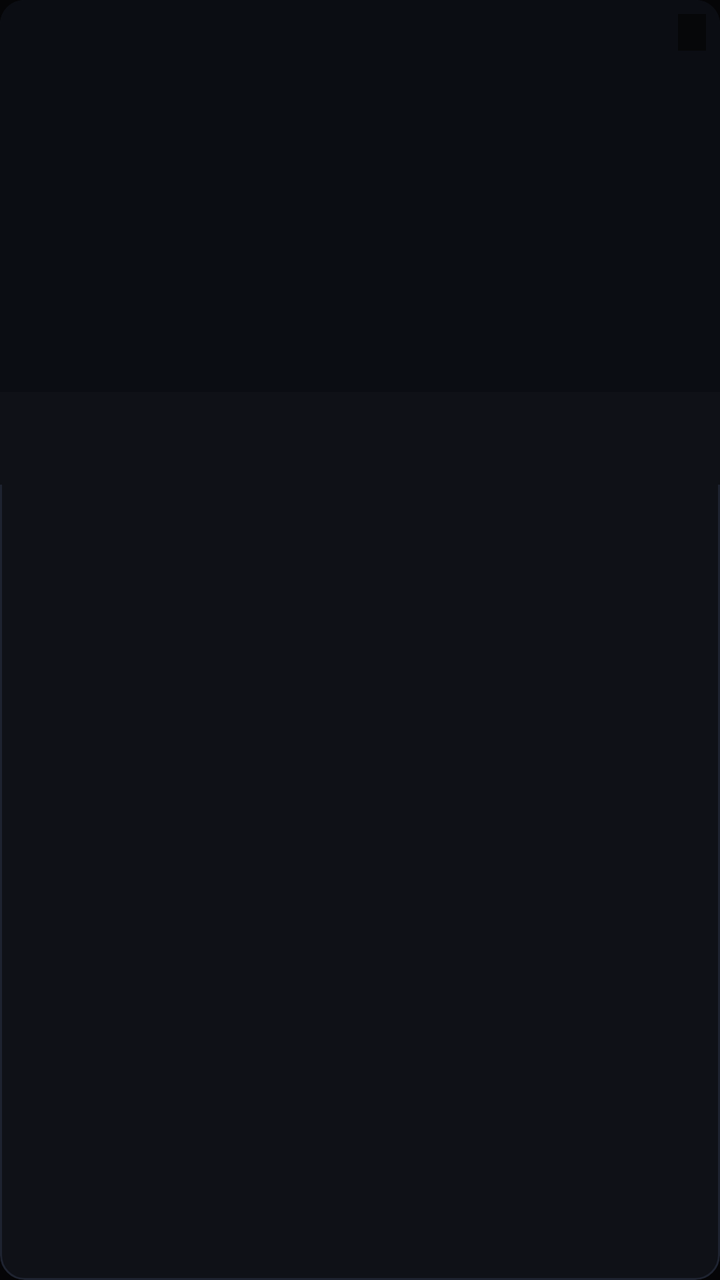
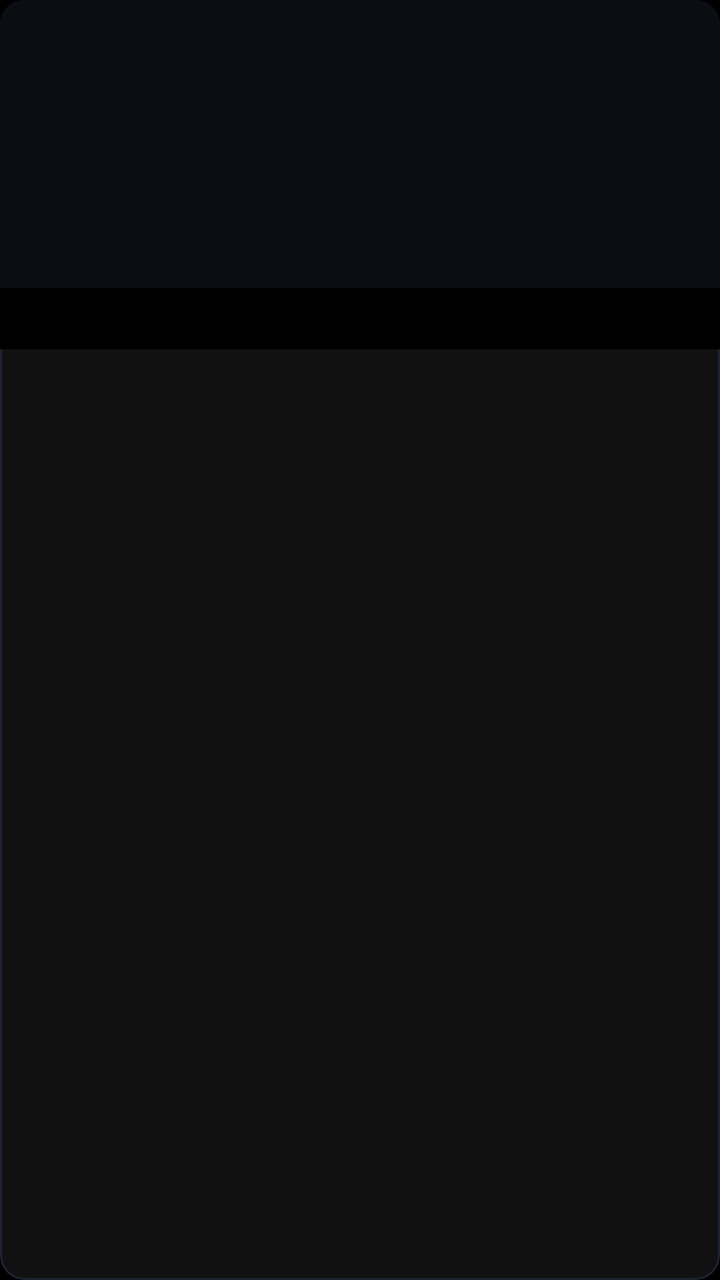

The first picture is an Android layout as it rendered before a commit; the second is the same layout after the commit. The layout source and the unified diff follow.
<!-- AndroidManifest.xml: application theme Theme.StreamFlix -->
<!-- res/layout/item_catalog_card.xml -->
<?xml version="1.0" encoding="utf-8"?>
<FrameLayout xmlns:android="http://schemas.android.com/apk/res/android"
    android:layout_width="match_parent"
    android:layout_height="wrap_content"
    android:layout_margin="7dp"
    android:focusable="true"
    android:clickable="true"
    android:background="@drawable/selector_poster_card"
    android:clipToOutline="true">

    <LinearLayout
        android:layout_width="match_parent"
        android:layout_height="wrap_content"
        android:orientation="vertical">

        <FrameLayout
            android:layout_width="match_parent"
            android:layout_height="196dp"
            android:background="#0B0D13">

            <ImageView
                android:id="@+id/cardPoster"
                android:layout_width="match_parent"
                android:layout_height="match_parent"
                android:scaleType="centerCrop"
                android:contentDescription="Poster" />

            <TextView
                android:id="@+id/cardPosterFallback"
                android:layout_width="wrap_content"
                android:layout_height="wrap_content"
                android:layout_gravity="center"
                android:textColor="#475569"
                android:textSize="12sp"
                android:textStyle="bold"
                android:visibility="gone" />

            <TextView
                android:id="@+id/cardRatingBadge"
                android:layout_width="wrap_content"
                android:layout_height="wrap_content"
                android:layout_gravity="top|end"
                android:layout_margin="7dp"
                android:paddingStart="7dp"
                android:paddingEnd="7dp"
                android:paddingTop="2.5dp"
                android:paddingBottom="2.5dp"
                android:background="#CC050507"
                android:textColor="#FBBF24"
                android:textSize="9.5sp"
                android:textStyle="bold" />
        </FrameLayout>

        <LinearLayout
            android:layout_width="match_parent"
            android:layout_height="wrap_content"
            android:orientation="vertical"
            android:background="#0F1117"
            android:paddingStart="9dp"
            android:paddingEnd="9dp"
            android:paddingTop="7dp"
            android:paddingBottom="8dp">

            <TextView
                android:id="@+id/cardTitle"
                android:layout_width="match_parent"
                android:layout_height="wrap_content"
                android:textColor="#F8FAFC"
                android:textSize="11.5sp"
                android:textStyle="bold"
                android:maxLines="1"
                android:ellipsize="end" />

            <LinearLayout
                android:layout_width="match_parent"
                android:layout_height="wrap_content"
                android:orientation="horizontal"
                android:layout_marginTop="2dp">

                <TextView
                    android:id="@+id/cardYear"
                    android:layout_width="0dp"
                    android:layout_height="wrap_content"
                    android:layout_weight="1"
                    android:textColor="#8E96A4"
                    android:textSize="10sp"
                    android:maxLines="1" />

                <TextView
                    android:id="@+id/cardType"
                    android:layout_width="wrap_content"
                    android:layout_height="wrap_content"
                    android:textColor="#CBD5E1"
                    android:textSize="9.5sp"
                    android:textStyle="bold" />
            </LinearLayout>
        </LinearLayout>
    </LinearLayout>
</FrameLayout>
<!-- resources referenced by this layout -->
<resources>
  <!-- drawable selector_poster_card (drawable) -->
  <?xml version="1.0" encoding="utf-8"?>
  <selector xmlns:android="http://schemas.android.com/apk/res/android">
      <item android:state_focused="true">
          <shape android:shape="rectangle">
              <solid android:color="#181C26" />
              <stroke android:width="2.5dp" android:color="#FFFFFF" />
              <corners android:radius="12dp" />
          </shape>
      </item>
      <item>
          <shape android:shape="rectangle">
              <solid android:color="#0F1117" />
              <stroke android:width="1dp" android:color="#1E2330" />
              <corners android:radius="12dp" />
          </shape>
      </item>
  </selector>
  <style name="Theme.StreamFlix" parent="@android:style/Theme.NoTitleBar.Fullscreen">
          <item name="android:windowBackground">@color/obsidian_bg</item>
          <item name="android:colorBackground">@color/obsidian_bg</item>
          <item name="android:textColor">@color/text_primary</item>
      </style>
  <color name="obsidian_bg">#050507</color>
  <color name="text_primary">#F8FAFC</color>
</resources>

<!-- the commit's change to res/layout/item_catalog_card.xml (unified diff, before → after) -->
@@ -1,99 +1,17 @@
-<?xml version="1.0" encoding="utf-8"?>
-<FrameLayout xmlns:android="http://schemas.android.com/apk/res/android"
-    android:layout_width="match_parent"
-    android:layout_height="wrap_content"
-    android:layout_margin="7dp"
-    android:focusable="true"
-    android:clickable="true"
-    android:background="@drawable/selector_poster_card"
-    android:clipToOutline="true">
-
-    <LinearLayout
-        android:layout_width="match_parent"
-        android:layout_height="wrap_content"
-        android:orientation="vertical">
-
-        <FrameLayout
-            android:layout_width="match_parent"
-            android:layout_height="196dp"
-            android:background="#0B0D13">
-
-            <ImageView
-                android:id="@+id/cardPoster"
-                android:layout_width="match_parent"
-                android:layout_height="match_parent"
-                android:scaleType="centerCrop"
-                android:contentDescription="Poster" />
-
-            <TextView
-                android:id="@+id/cardPosterFallback"
-                android:layout_width="wrap_content"
-                android:layout_height="wrap_content"
-                android:layout_gravity="center"
-                android:textColor="#475569"
-                android:textSize="12sp"
-                android:textStyle="bold"
-                android:visibility="gone" />
-
-            <TextView
-                android:id="@+id/cardRatingBadge"
-                android:layout_width="wrap_content"
-                android:layout_height="wrap_content"
-                android:layout_gravity="top|end"
-                android:layout_margin="7dp"
-                android:paddingStart="7dp"
-                android:paddingEnd="7dp"
-                android:paddingTop="2.5dp"
-                android:paddingBottom="2.5dp"
-                android:background="#CC050507"
-                android:textColor="#FBBF24"
-                android:textSize="9.5sp"
-                android:textStyle="bold" />
-        </FrameLayout>
-
-        <LinearLayout
-            android:layout_width="match_parent"
-            android:layout_height="wrap_content"
-            android:orientation="vertical"
-            android:background="#0F1117"
-            android:paddingStart="9dp"
-            android:paddingEnd="9dp"
-            android:paddingTop="7dp"
-            android:paddingBottom="8dp">
-
-            <TextView
-                android:id="@+id/cardTitle"
-                android:layout_width="match_parent"
-                android:layout_height="wrap_content"
-                android:textColor="#F8FAFC"
-                android:textSize="11.5sp"
-                android:textStyle="bold"
-                android:maxLines="1"
-                android:ellipsize="end" />
-
-            <LinearLayout
-                android:layout_width="match_parent"
-                android:layout_height="wrap_content"
-                android:orientation="horizontal"
-                android:layout_marginTop="2dp">
-
-                <TextView
-                    android:id="@+id/cardYear"
-                    android:layout_width="0dp"
-                    android:layout_height="wrap_content"
-                    android:layout_weight="1"
-                    android:textColor="#8E96A4"
-                    android:textSize="10sp"
-                    android:maxLines="1" />
-
-                <TextView
-                    android:id="@+id/cardType"
-                    android:layout_width="wrap_content"
-                    android:layout_height="wrap_content"
-                    android:textColor="#CBD5E1"
-                    android:textSize="9.5sp"
-                    android:textStyle="bold" />
-            </LinearLayout>
-        </LinearLayout>
+<?xml version='1.0' encoding='utf-8'?>
+<FrameLayout xmlns:android="http://schemas.android.com/apk/res/android" android:layout_width="match_parent" android:layout_height="wrap_content" android:layout_margin="7dp" android:focusable="true" android:clickable="true" android:background="@drawable/selector_poster_card" android:clipToOutline="true">
+  <LinearLayout android:layout_width="match_parent" android:layout_height="wrap_content" android:orientation="vertical">
+    <FrameLayout android:layout_width="match_parent" android:layout_height="144dp" android:background="#0B0D13">
+      <ImageView android:id="@+id/cardPoster" android:layout_width="match_parent" android:layout_height="match_parent" android:scaleType="centerCrop" android:contentDescription="Poster" />
+      <TextView android:id="@+id/cardPosterFallback" android:layout_width="wrap_content" android:layout_height="wrap_content" android:layout_gravity="center" android:textColor="#475569" android:textSize="10sp" android:textStyle="normal" android:visibility="gone" />
+      <TextView android:id="@+id/cardRatingBadge" android:layout_width="wrap_content" android:layout_height="wrap_content" android:layout_gravity="top|end" android:layout_margin="7dp" android:paddingStart="7dp" android:paddingEnd="7dp" android:paddingTop="2.5dp" android:paddingBottom="2.5dp" android:background="#CC050507" android:textColor="#DDDDDD" android:textSize="10sp" android:textStyle="normal" android:visibility="gone" />
+    </FrameLayout>
+    <LinearLayout android:layout_width="match_parent" android:layout_height="wrap_content" android:orientation="vertical" android:background="#000000" android:paddingStart="9dp" android:paddingEnd="9dp" android:paddingTop="7dp" android:paddingBottom="8dp">
+      <TextView android:id="@+id/cardTitle" android:layout_width="match_parent" android:layout_height="wrap_content" android:textColor="#F8FAFC" android:textSize="10sp" android:textStyle="normal" android:maxLines="1" android:ellipsize="end" />
+      <LinearLayout android:layout_width="match_parent" android:layout_height="wrap_content" android:orientation="horizontal" android:layout_marginTop="2dp">
+        <TextView android:id="@+id/cardYear" android:layout_width="0dp" android:layout_height="wrap_content" android:layout_weight="1" android:textColor="#8E96A4" android:textSize="10sp" android:maxLines="1" android:visibility="gone" android:textStyle="normal" />
+        <TextView android:id="@+id/cardType" android:layout_width="wrap_content" android:layout_height="wrap_content" android:textColor="#CBD5E1" android:textSize="10sp" android:textStyle="normal" android:visibility="gone" />
+      </LinearLayout>
     </LinearLayout>
+  </LinearLayout>
 </FrameLayout>
<!-- resource entries referenced after the edit -->
@@ -12,7 +12,7 @@
       </item>
       <item>
           <shape android:shape="rectangle">
-              <solid android:color="#0F1117" />
+              <solid android:color="#111111" />
               <stroke android:width="1dp" android:color="#1E2330" />
               <corners android:radius="12dp" />
           </shape>
@@ -23,7 +23,7 @@
           <item name="android:colorBackground">@color/obsidian_bg</item>
           <item name="android:textColor">@color/text_primary</item>
       </style>
-  <color name="obsidian_bg">#050507</color>
+  <color name="obsidian_bg">#000000</color>
   <color name="text_primary">#F8FAFC</color>
 </resources>
 
